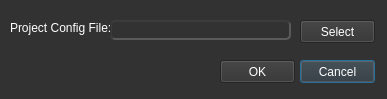
Above: CodeSolution/Code/AEngine_Editor/Form Files/Project/LoadProjectDialogQt.ui from aliascc/Arenal-Engine before the change. Below: the same form after it.
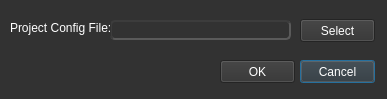
That is the form after the change. Icons and pictures are not drawn.

```diff
--- a/CodeSolution/Code/AEngine_Editor/Form Files/Project/LoadProjectDialogQt.ui
+++ b/CodeSolution/Code/AEngine_Editor/Form Files/Project/LoadProjectDialogQt.ui
@@ -175,7 +175,7 @@
    <property name="geometry">
     <rect>
      <x>300</x>
-     <y>20</y>
+     <y>19</y>
      <width>75</width>
      <height>23</height>
     </rect>
```
